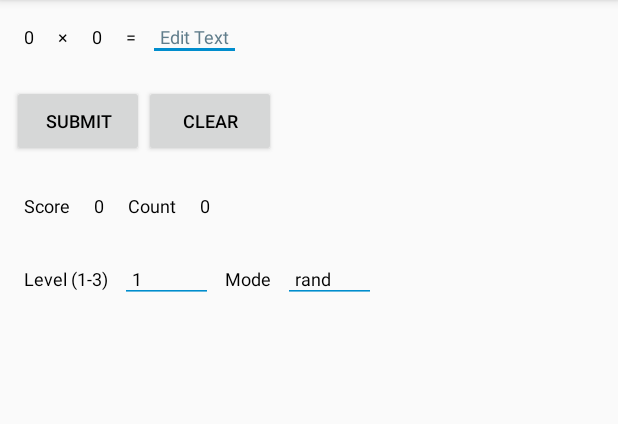
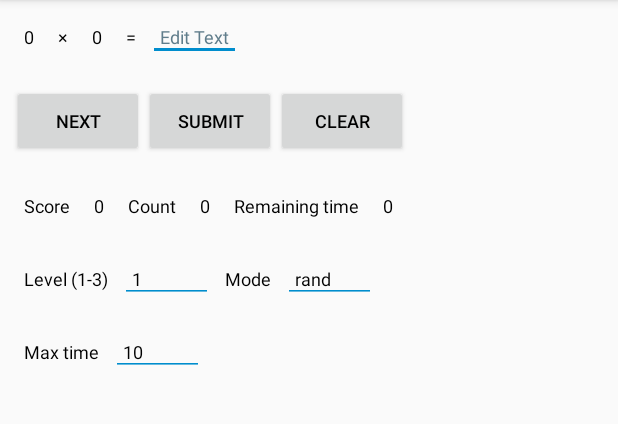
Before and after one commit to wonsang/CalculusQuiz, an Android app: the layout main.xml on its own in the app's theme, with its tools: preview values and no code run, on a phone screen of 412 x 824 dp, the part 84-508 px from its top. Run offline under Robolectric (Android 15) with nearby library versions, the phone set to English and light mode, and no system bars.

Commit message:
Update 1.2

```diff
--- a/src/app/build.gradle
+++ b/src/app/build.gradle
@@ -5,7 +5,7 @@ android {
     buildToolsVersion "22.0.1"
 
     defaultConfig {
-        applicationId "com.my.newproject"
+        applicationId "com.wy.calculus"
         minSdkVersion 19
         targetSdkVersion 22
         versionCode 1
--- a/src/app/src/main/res/layout/main.xml
+++ b/src/app/src/main/res/layout/main.xml
@@ -82,6 +82,15 @@
 		android:orientation="horizontal"
 		>
 		<Button
+			android:id="@+id/nextbutton"
+			android:layout_width="wrap_content"
+			android:layout_height="wrap_content"
+			android:padding="8dp"
+			android:text="Next"
+			android:textSize="12sp"
+			android:textColor="#000000"
+			/>
+		<Button
 			android:id="@+id/submitbutton"
 			android:layout_width="wrap_content"
 			android:layout_height="wrap_content"
@@ -143,6 +152,24 @@
 			android:textSize="12sp"
 			android:textColor="#000000"
 			/>
+		<TextView
+			android:id="@+id/timetext"
+			android:layout_width="wrap_content"
+			android:layout_height="wrap_content"
+			android:padding="8dp"
+			android:text="Remaining time"
+			android:textSize="12sp"
+			android:textColor="#000000"
+			/>
+		<TextView
+			android:id="@+id/timeview"
+			android:layout_width="wrap_content"
+			android:layout_height="wrap_content"
+			android:padding="8dp"
+			android:text="0"
+			android:textSize="12sp"
+			android:textColor="#000000"
+			/>
 	</LinearLayout>
 	<LinearLayout
 		android:id="@+id/linear4"
@@ -192,4 +219,32 @@
 			android:textColorHint="#607D8B"
 			/>
 	</LinearLayout>
+	<LinearLayout
+		android:id="@+id/linear5"
+		android:layout_width="match_parent"
+		android:layout_height="wrap_content"
+		android:padding="8dp"
+		android:orientation="horizontal"
+		>
+		<TextView
+			android:id="@+id/maxtimetext"
+			android:layout_width="wrap_content"
+			android:layout_height="wrap_content"
+			android:padding="8dp"
+			android:text="Max time"
+			android:textSize="12sp"
+			android:textColor="#000000"
+			/>
+		<EditText
+			android:id="@+id/maxtimeedit"
+			android:layout_width="wrap_content"
+			android:layout_height="wrap_content"
+			android:padding="8dp"
+			android:text="10"
+			android:textSize="12sp"
+			android:textColor="#000000"
+			android:hint="Edit Text"
+			android:textColorHint="#607D8B"
+			/>
+	</LinearLayout>
 </LinearLayout>
```
Also changed, not shown: src/app/src/main/java/com/my/newproject/MainActivity.java (deleted, +0 -258 lines), src/app/src/main/java/com/wy/calculus/MainActivity.java (+70 -17 lines), 1 other file.
